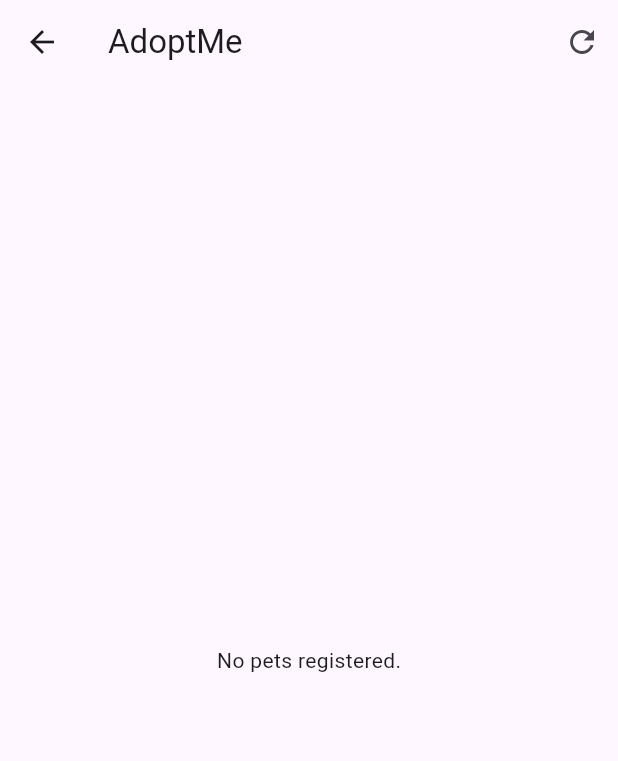
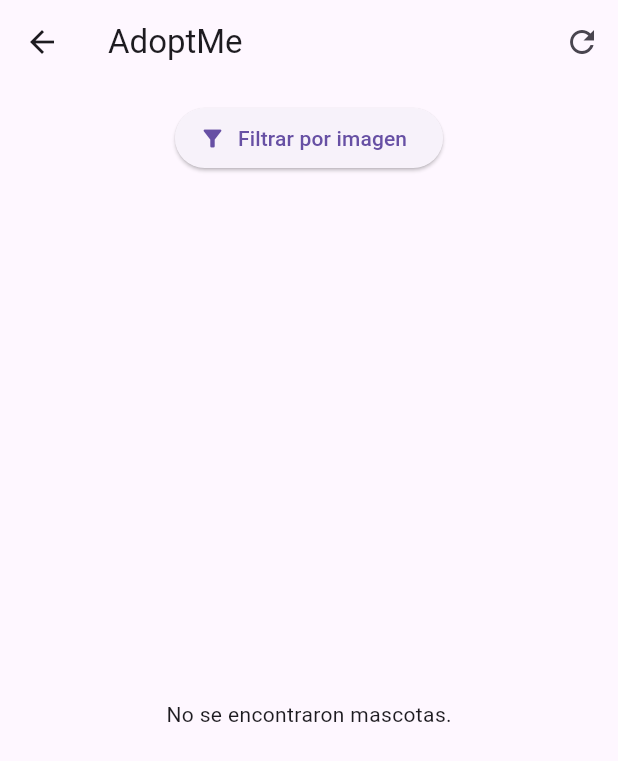
Before and after one commit to NavyyBlue/Adopme_App, a Flutter app: the PetListScreen screen opened directly, on a phone screen of 412 x 824 dp. Shown: the top 761 px of the screen. Run offline on Flutter 3.47's test engine with Material 3 defaults, Android fonts, the phone set to English and light mode, and no system bars; our stand-ins replace device_info_plus, dio, firebase_auth, firebase_core, flutter_svg, font_awesome_flutter and 7 more; accounts and stored records are empty; network calls fail.

Commit message:
fix/buttonUploadImage

```diff
--- a/lib/constants/network_constants.dart
+++ b/lib/constants/network_constants.dart
@@ -1,5 +1,5 @@
 class NetworkConstants{
-  static const String baseUrl = "http://192.168.1.8:3000";
+  static const String baseUrl = "http://192.168.101.82:3000";
   static const String analyzerImageRoute = "/analyzer-image";
   static const String getFeaturesPetEndpoint = "/get-features-pet";
   static const String comparePetsEndpoint = "/compare-pets";
--- a/lib/presentation/screens/pet/pet_list/pet_list_screen.dart
+++ b/lib/presentation/screens/pet/pet_list/pet_list_screen.dart
@@ -2,8 +2,12 @@ import 'package:flutter/material.dart';
 import 'package:get/get.dart';
 import 'package:adopme_frontend/presentation/screens/pet/pet_list/pet_list_controller.dart';
 import 'package:adopme_frontend/presentation/screens/profile/pet_profile_screen.dart';
+import 'dart:io';
+import 'package:image_picker/image_picker.dart';
 
 class PetListScreen extends StatelessWidget {
+  final ImagePicker _picker = ImagePicker();
+
   @override
   Widget build(BuildContext context) {
     return GetBuilder<PetListController>(
@@ -23,16 +27,47 @@ class PetListScreen extends StatelessWidget {
               ),
             ],
           ),
-          body: Obx(() {
+          body: Column(
+            children: [
+              // Botón para desplegar el filtro
+              Padding(
+                padding: const EdgeInsets.all(12.0),
+                child: ElevatedButton.icon(
+                  onPressed: controller.toggleFilterMenu,
+                  icon: Icon(Icons.filter_alt),
+                  label: Text('Filtrar por imagen'),
+                ),
+              ),
+              // Menú desplegable para cargar la imagen
+              Obx(() {
+                if (controller.isFilterMenuOpen.value) {
+                  return Padding(
+                    padding: const EdgeInsets.symmetric(horizontal: 12.0),
+                    child: ElevatedButton.icon(
+                      onPressed: () async {
+                        final XFile? image = await _picker.pickImage(source: ImageSource.gallery);
+                        if (image != null) {
+                          controller.analyzeImage(File(image.path));
+                        }
+                      },
+                      icon: Icon(Icons.image),
+                      label: Text('Subir imagen'),
+                    ),
+                  );
+                }
+                return SizedBox.shrink();
+              }),
+              Expanded(
+                child: Obx(() {
                   if (controller.isLoading.value) {
                     return Center(child: CircularProgressIndicator());
-            } else if (controller.adoptingPets.isEmpty) {
-              return Center(child: Text('No pets registered.'));
+                  } else if (controller.filteredPets.isEmpty) {
+                    return Center(child: Text('No se encontraron mascotas.'));
                   } else {
                     return ListView.builder(
-                itemCount: controller.adoptingPets.length,
+                      itemCount: controller.filteredPets.length,
                       itemBuilder: (context, index) {
-                  var pet = controller.adoptingPets[index];
+                        var pet = controller.filteredPets[index];
                         return GestureDetector(
                           onTap: () {
                             Get.to(() => PetProfileScreen());
@@ -61,28 +96,12 @@ class PetListScreen extends StatelessWidget {
                                     child: Column(
                                       crossAxisAlignment: CrossAxisAlignment.start,
                                       children: [
-                                  Row(
-                                    mainAxisAlignment: MainAxisAlignment.spaceBetween,
-                                    children: [
                                         Text(
                                           pet.name!,
                                           style: TextStyle(
                                             fontSize: 18,
                                             fontWeight: FontWeight.bold,
                                           ),
-                                      ),
-                                      // IconButton(
-                                      //   icon: Icon(
-                                      //     controller.favoritePets.contains(pet.petId)
-                                      //         ? Icons.favorite
-                                      //         : Icons.favorite_border,
-                                      //     color: Colors.red,
-                                      //   ),
-                                      //   onPressed: () {
-                                      //     controller.toggleFavorite(pet.petId as int);
-                                      //   },
-                                      // ),
-                                    ],
                                         ),
                                         Text(
                                           pet.breed!,
@@ -98,19 +117,6 @@ class PetListScreen extends StatelessWidget {
                                             color: Colors.grey[600],
                                           ),
                                         ),
-                                  Row(
-                                    children: [
-                                      Icon(Icons.monitor_weight, size: 16, color: Colors.grey),
-                                      SizedBox(width: 4),
-                                      Text(
-                                        '${pet.weight} kg',
-                                        style: TextStyle(
-                                          fontSize: 14,
-                                          color: Colors.grey[600],
-                                        ),
-                                      ),
-                                    ],
-                                  ),
                                       ],
                                     ),
                                   ),
@@ -123,6 +129,9 @@ class PetListScreen extends StatelessWidget {
                     );
                   }
                 }),
+              ),
+            ],
+          ),
         );
       },
     );
```
Also changed, not shown: lib/presentation/screens/pet/pet_list/pet_list_controller.dart (+35 -4 lines), pubspec.lock. Lines whose indentation alone changed are shown as unchanged.
